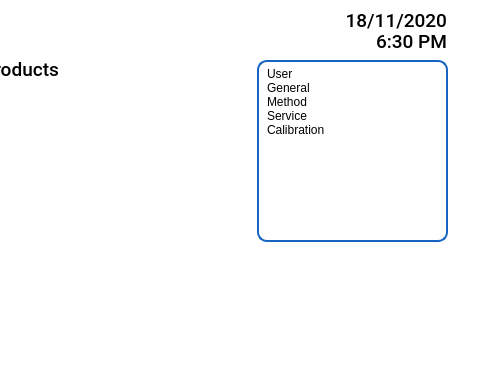
Old version of the form pApp-22-June-2021/mainwindow.ui in the repository ChandraMVE/PSSC_QT_Development; both pictures show x 288 to 768 and y 0 to 383 of the 768 by 1024 pixel window.
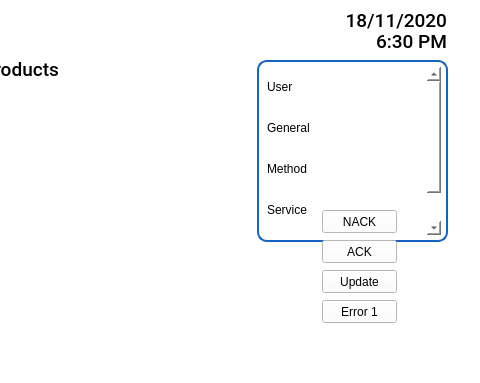
New version of the form. Custom widgets are drawn as their Qt base class.

Commit message: 1. mainwindow.ui modification done accordly with new QT files got from Customer 2. scalibration.ui modification done accordly with new QT files got from Customer

```diff
--- a/pApp-22-June-2021/mainwindow.ui
+++ b/pApp-22-June-2021/mainwindow.ui
@@ -260,6 +260,9 @@
    border-radius: 10px;
    background-color: rgb(255, 255, 255);
 }
+QListWidget::item {
+ height:41px;
+}
 
 QListWidget::item::selected {
    background-color:  rgb(21, 100, 192);
@@ -347,6 +350,58 @@
      </rect>
     </property>
    </widget>
+   <widget class="QPushButton" name="pushButton_2">
+    <property name="geometry">
+     <rect>
+      <x>610</x>
+      <y>240</y>
+      <width>75</width>
+      <height>23</height>
+     </rect>
+    </property>
+    <property name="text">
+     <string>ACK</string>
+    </property>
+   </widget>
+   <widget class="QPushButton" name="pushButton">
+    <property name="geometry">
+     <rect>
+      <x>610</x>
+      <y>210</y>
+      <width>75</width>
+      <height>23</height>
+     </rect>
+    </property>
+    <property name="text">
+     <string>NACK</string>
+    </property>
+   </widget>
+   <widget class="QPushButton" name="pushButton_3">
+    <property name="geometry">
+     <rect>
+      <x>610</x>
+      <y>270</y>
+      <width>75</width>
+      <height>23</height>
+     </rect>
+    </property>
+    <property name="text">
+     <string>Update</string>
+    </property>
+   </widget>
+   <widget class="QPushButton" name="pushButton_4">
+    <property name="geometry">
+     <rect>
+      <x>610</x>
+      <y>300</y>
+      <width>75</width>
+      <height>23</height>
+     </rect>
+    </property>
+    <property name="text">
+     <string>Error 1</string>
+    </property>
+   </widget>
    <zorder>wMenuBar</zorder>
    <zorder>fTitle</zorder>
    <zorder>wMeasuring1</zorder>
@@ -363,6 +418,10 @@
    <zorder>wKeypad</zorder>
    <zorder>wFileSelect</zorder>
    <zorder>wError</zorder>
+   <zorder>pushButton_2</zorder>
+   <zorder>pushButton</zorder>
+   <zorder>pushButton_3</zorder>
+   <zorder>pushButton_4</zorder>
   </widget>
  </widget>
  <layoutdefault spacing="6" margin="11"/>
```
The commit also changes 1 other file.
